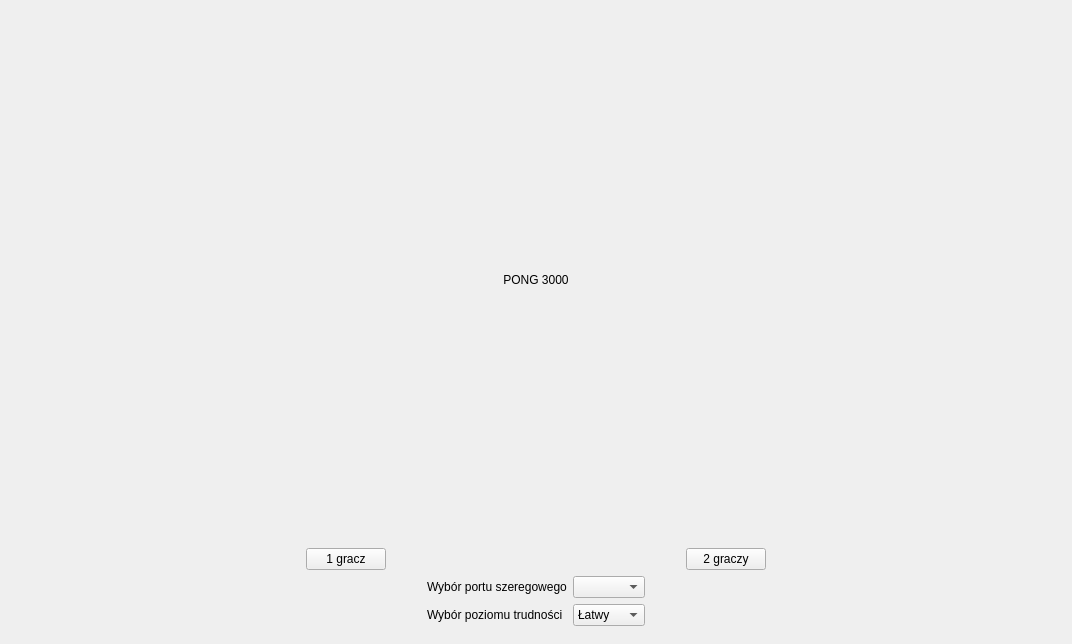
Before: the Qt Designer form mainwindow.ui in researcher2312/Pong3000, drawn with Qt 5.
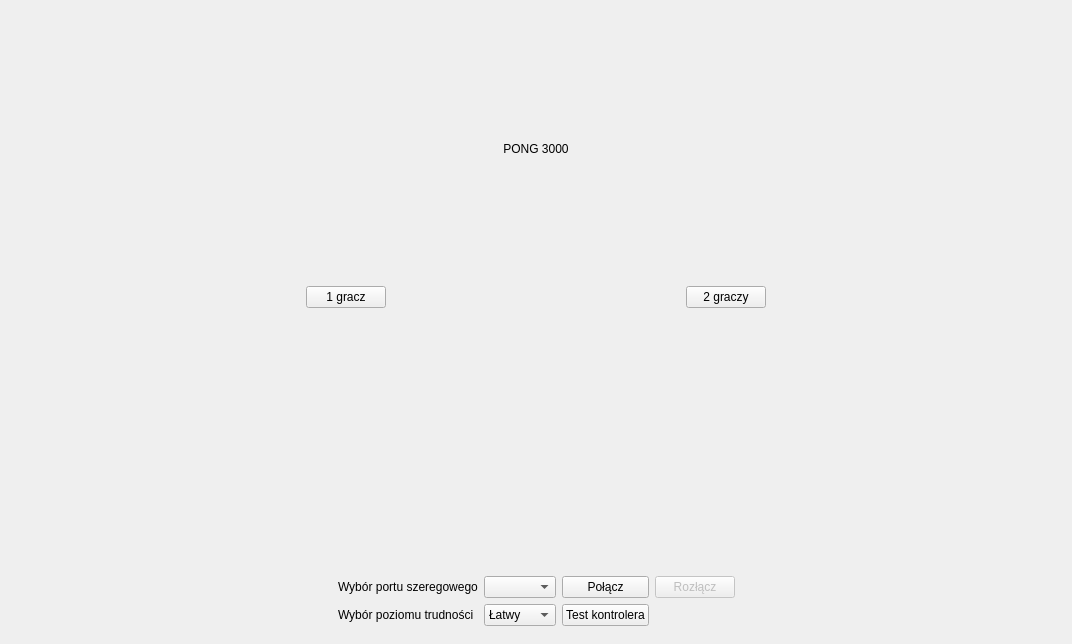
After: the same form once the commit is applied.

Commit message: added buttons for connecting/disconnecting

The edit to the form file:
```diff
--- a/mainwindow.ui
+++ b/mainwindow.ui
@@ -102,10 +102,69 @@
             </property>
            </widget>
           </item>
+          <item row="2" column="0">
+           <spacer name="horizontalSpacer_7">
+            <property name="orientation">
+             <enum>Qt::Horizontal</enum>
+            </property>
+            <property name="sizeHint" stdset="0">
+             <size>
+              <width>40</width>
+              <height>20</height>
+             </size>
+            </property>
+           </spacer>
+          </item>
+          <item row="0" column="1">
+           <spacer name="verticalSpacer">
+            <property name="orientation">
+             <enum>Qt::Vertical</enum>
+            </property>
+            <property name="sizeHint" stdset="0">
+             <size>
+              <width>20</width>
+              <height>40</height>
+             </size>
+            </property>
+           </spacer>
+          </item>
+          <item row="2" column="4">
+           <spacer name="horizontalSpacer_8">
+            <property name="orientation">
+             <enum>Qt::Horizontal</enum>
+            </property>
+            <property name="sizeHint" stdset="0">
+             <size>
+              <width>40</width>
+              <height>20</height>
+             </size>
+            </property>
+           </spacer>
+          </item>
+          <item row="3" column="1">
+           <spacer name="verticalSpacer_2">
+            <property name="orientation">
+             <enum>Qt::Vertical</enum>
+            </property>
+            <property name="sizeHint" stdset="0">
+             <size>
+              <width>20</width>
+              <height>40</height>
+             </size>
+            </property>
+           </spacer>
+          </item>
          </layout>
         </item>
         <item row="1" column="0">
          <layout class="QGridLayout" name="gridLayout_5">
+          <item row="1" column="3">
+           <widget class="QPushButton" name="pushButtonTest">
+            <property name="text">
+             <string>Test kontrolera</string>
+            </property>
+           </widget>
+          </item>
           <item row="0" column="0">
            <spacer name="horizontalSpacer_6">
             <property name="orientation">
@@ -120,17 +179,11 @@
            </spacer>
           </item>
           <item row="0" column="3">
-           <spacer name="horizontalSpacer_10">
-            <property name="orientation">
-             <enum>Qt::Horizontal</enum>
+           <widget class="QPushButton" name="pushButtonConnect">
+            <property name="text">
+             <string>Połącz</string>
             </property>
-            <property name="sizeHint" stdset="0">
-             <size>
-              <width>40</width>
-              <height>20</height>
-             </size>
-            </property>
-           </spacer>
+           </widget>
           </item>
           <item row="1" column="1">
            <widget class="QLabel" name="label_5">
@@ -181,6 +234,41 @@
             </property>
            </widget>
           </item>
+          <item row="0" column="4">
+           <widget class="QPushButton" name="pushButtonDisconnect">
+            <property name="enabled">
+             <bool>false</bool>
+            </property>
+            <property name="text">
+             <string>Rozłącz</string>
+            </property>
+            <property name="checkable">
+             <bool>false</bool>
+            </property>
+            <property name="autoDefault">
+             <bool>false</bool>
+            </property>
+            <property name="default">
+             <bool>false</bool>
+            </property>
+            <property name="flat">
+             <bool>false</bool>
+            </property>
+           </widget>
+          </item>
+          <item row="0" column="5">
+           <spacer name="horizontalSpacer_10">
+            <property name="orientation">
+             <enum>Qt::Horizontal</enum>
+            </property>
+            <property name="sizeHint" stdset="0">
+             <size>
+              <width>40</width>
+              <height>20</height>
+             </size>
+            </property>
+           </spacer>
+          </item>
          </layout>
         </item>
        </layout>
```
Left out of the diff: 73 changed lines with no effect on the pictures. The commit also changes 2 other files.
